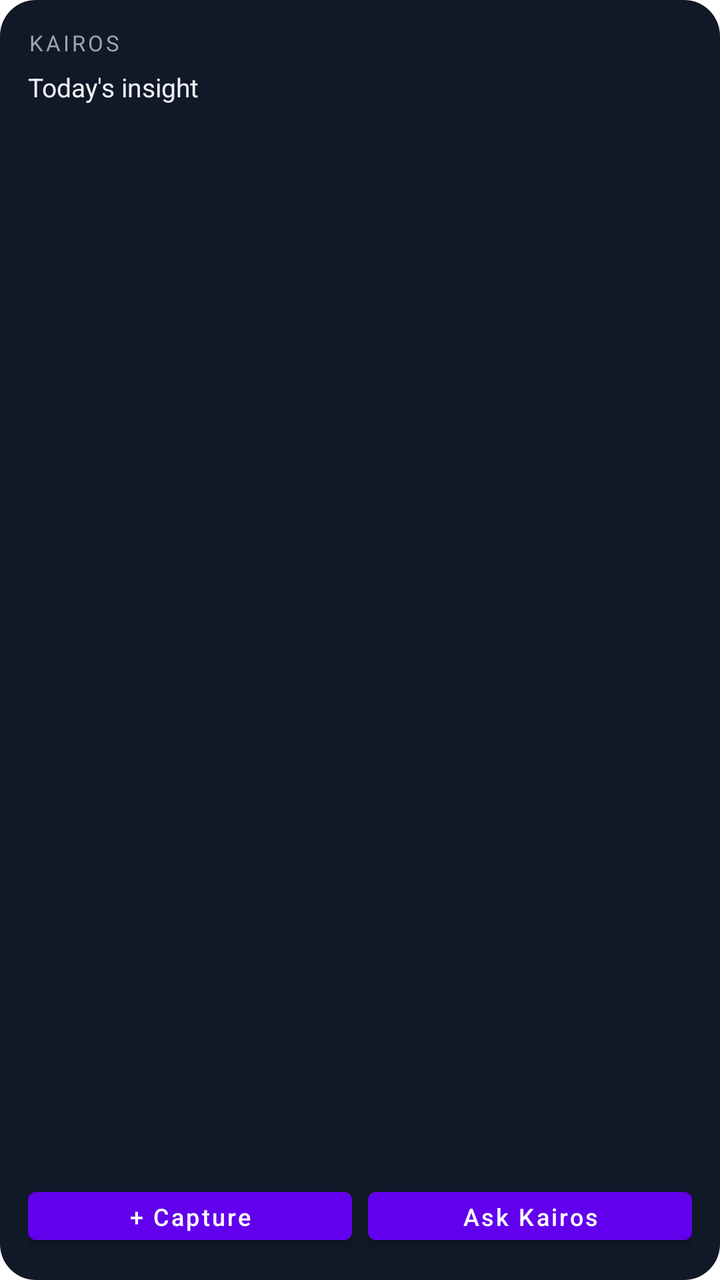
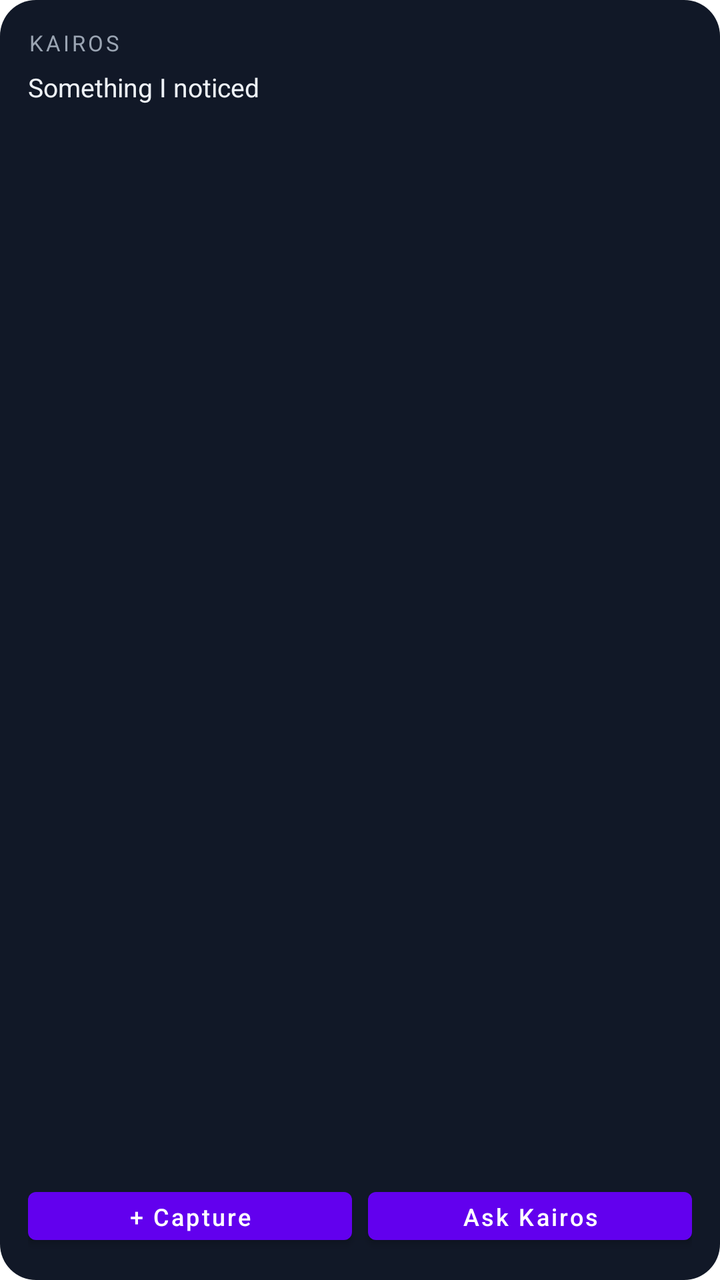

An Android layout rendered at two revisions. The XML below is the earlier revision; the diff shows what the commit changed to produce the second picture.
<!-- AndroidManifest.xml: fallback theme Theme.MaterialComponents.DayNight.NoActionBar -->
<!-- res/layout/kairos_widget.xml -->
<?xml version="1.0" encoding="utf-8"?>
<LinearLayout xmlns:android="http://schemas.android.com/apk/res/android"
  android:id="@+id/kairos_widget_root"
  android:layout_width="match_parent"
  android:layout_height="match_parent"
  android:orientation="vertical"
  android:padding="14dp"
  android:background="@drawable/kairos_widget_bg">

  <TextView
    android:layout_width="wrap_content"
    android:layout_height="wrap_content"
    android:text="KAIROS"
    android:textColor="#9AA4B2"
    android:textSize="11sp"
    android:letterSpacing="0.12" />

  <TextView
    android:layout_width="wrap_content"
    android:layout_height="wrap_content"
    android:layout_marginTop="6dp"
    android:text="Today's insight"
    android:textColor="#EEF2F7"
    android:textSize="13sp" />

  <TextView
    android:id="@+id/kairos_widget_insight"
    android:layout_width="match_parent"
    android:layout_height="0dp"
    android:layout_weight="1"
    android:layout_marginTop="6dp"
    android:textColor="#F8FAFC"
    android:textSize="14sp"
    android:maxLines="3"
    android:ellipsize="end" />

  <LinearLayout
    android:layout_width="match_parent"
    android:layout_height="wrap_content"
    android:orientation="horizontal"
    android:layout_marginTop="8dp">

    <Button
      android:id="@+id/kairos_widget_capture"
      android:layout_width="0dp"
      android:layout_height="36dp"
      android:layout_weight="1"
      android:text="+ Capture"
      android:textAllCaps="false"
      android:textSize="12sp" />

    <Button
      android:id="@+id/kairos_widget_ask"
      android:layout_width="0dp"
      android:layout_height="36dp"
      android:layout_weight="1"
      android:layout_marginStart="8dp"
      android:text="Ask Kairos"
      android:textAllCaps="false"
      android:textSize="12sp" />
  </LinearLayout>
</LinearLayout>
<!-- resources referenced by this layout -->
<resources>
  <!-- drawable kairos_widget_bg (drawable) -->
  <?xml version="1.0" encoding="utf-8"?>
  <shape xmlns:android="http://schemas.android.com/apk/res/android" android:shape="rectangle">
    <solid android:color="#111827" />
    <corners android:radius="18dp" />
  </shape>
</resources>

<!-- the commit's change to res/layout/kairos_widget.xml (unified diff, before → after) -->
@@ -19,7 +19,7 @@
     android:layout_width="wrap_content"
     android:layout_height="wrap_content"
     android:layout_marginTop="6dp"
-    android:text="Today's insight"
+    android:text="Something I noticed"
     android:textColor="#EEF2F7"
     android:textSize="13sp" />
 
